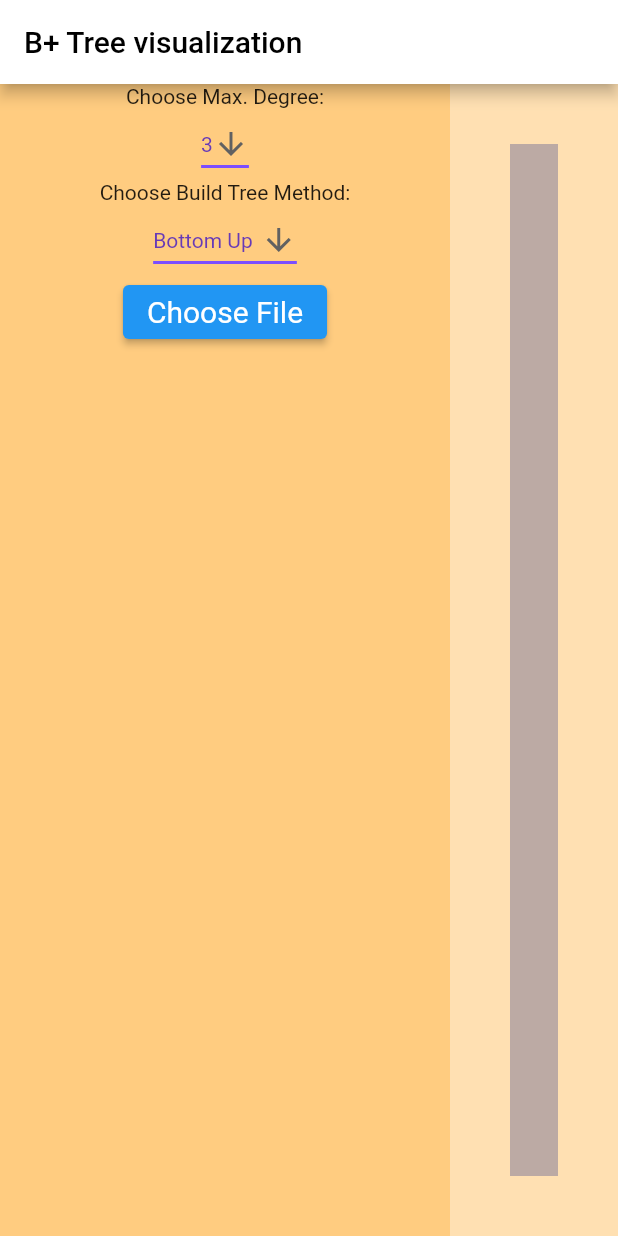
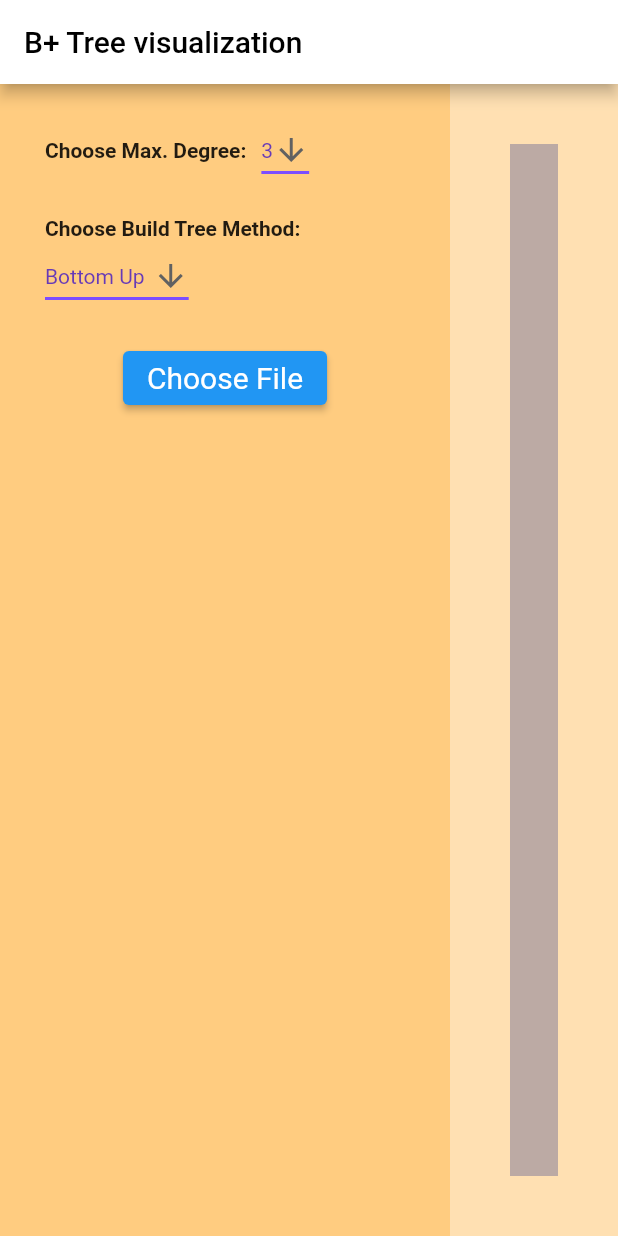
Before and after one commit to RDOGS-Friendz/b_tree, a Flutter app: the screen it shows after launch, on a phone screen of 412 x 824 dp. Run offline on Flutter 3.47's test engine with Material 2 defaults, Android fonts, the light colour scheme and no system bars; our stand-ins replace file_picker.

Commit message:
macos releas

```diff
--- a/lib/main.dart
+++ b/lib/main.dart
@@ -30,6 +30,7 @@ class MyApp extends StatefulWidget {
 }
 
 class _MyAppState extends State<MyApp> {
+  // Setting
   static const String _title = 'B+ Tree visualization';
 
   // states
@@ -40,9 +41,9 @@ class _MyAppState extends State<MyApp> {
 
   // private method
   void setBuildTreeType(BuildTreeTypeEnum? buildTreeTypeEnum) {
-    BuildBTree(values, choosedBuildTreeType);
+    buildBTree(values, buildTreeTypeEnum!);
     setState(() {
-      choosedBuildTreeType = buildTreeTypeEnum!;
+      choosedBuildTreeType = buildTreeTypeEnum;
     });
   }
 
@@ -60,7 +61,7 @@ class _MyAppState extends State<MyApp> {
           dataStr.split(" ").map<int>((e) => int.parse(e)).toList();
 
       // action of after choose file
-      BuildBTree(data, choosedBuildTreeType);
+      buildBTree(data, choosedBuildTreeType);
       setState(() {
         values = data;
       });
@@ -69,10 +70,21 @@ class _MyAppState extends State<MyApp> {
     }
   }
 
-  void BuildBTree(List<int> values, BuildTreeTypeEnum buildTreeType) {
+  void buildBTree(List<int> values, BuildTreeTypeEnum buildTreeType) {
+    if (values.isEmpty) {
+      this.bTree = null;
+      return;
+    }
     BTree bTree = BTree(maxDegree);
+    switch (buildTreeType) {
+      case BuildTreeTypeEnum.oneByOne:
         for (int v in values) {
           bTree.inSert(v);
+        }
+        break;
+      case BuildTreeTypeEnum.bottomUp:
+        bTree.bottomUp(values);
+        break;
     }
 
     setState(() {
@@ -106,8 +118,20 @@ class _MyAppState extends State<MyApp> {
                     color: Colors.orange[200],
                     child: Column(
                       children: [
-                        const Text("Choose Max. Degree:"),
-                        DropdownButton(
+                        Container(
+                            padding: const EdgeInsets.fromLTRB(30, 20, 20, 20),
+                            child: Row(
+                              children: [
+                                const Text(
+                                  "Choose Max. Degree:",
+                                  textAlign: TextAlign.center,
+                                  overflow: TextOverflow.ellipsis,
+                                  style: const TextStyle(
+                                      fontWeight: FontWeight.bold),
+                                ),
+                                Container(
+                                  padding: EdgeInsets.only(left: 10.0),
+                                  child: DropdownButton(
                                     value: maxDegree,
                                     items: [3, 4, 5, 6, 7]
                                         .map<DropdownMenuItem<int>>((e) =>
@@ -117,40 +141,71 @@ class _MyAppState extends State<MyApp> {
                                     onChanged: (int? e) {
                                       setState(() {
                                         maxDegree = e!;
-                              BuildBTree(values, choosedBuildTreeType);
+                                        buildBTree(
+                                            values, choosedBuildTreeType);
                                       });
                                     },
                                     icon: const Icon(Icons.arrow_downward),
                                     elevation: 16,
-                          style: const TextStyle(color: Colors.deepPurple),
+                                    style: const TextStyle(
+                                        color: Colors.deepPurple),
                                     underline: Container(
                                       height: 2,
                                       color: Colors.deepPurpleAccent,
                                     ),
                                   ),
-                        const Text("Choose Build Tree Method:"),
-                        DropdownButton(
+                                )
+                              ],
+                            )),
+                        Container(
+                          padding: const EdgeInsets.fromLTRB(30, 0, 0, 0),
+                          alignment: Alignment.topLeft,
+                          child: Column(
+                            children: [
+                              Container(
+                                alignment: Alignment.topLeft,
+                                child: const Text(
+                                  "Choose Build Tree Method:",
+                                  textAlign: TextAlign.left,
+                                  overflow: TextOverflow.ellipsis,
+                                  style: const TextStyle(
+                                      fontWeight: FontWeight.bold),
+                                ),
+                              ),
+                              Container(
+                                alignment: Alignment.topLeft,
+                                child: DropdownButton(
                                   value: choosedBuildTreeType,
                                   items: BuildTreeTypeEnum.values
-                              .map<DropdownMenuItem<BuildTreeTypeEnum>>((e) =>
-                                  DropdownMenuItem<BuildTreeTypeEnum>(
+                                      .map<DropdownMenuItem<BuildTreeTypeEnum>>(
+                                          (e) => DropdownMenuItem<
+                                                  BuildTreeTypeEnum>(
                                               value: e,
-                                      child: Text(buildTreeTypeString(e))))
+                                              child:
+                                                  Text(buildTreeTypeString(e))))
                                       .toList(),
                                   onChanged: setBuildTreeType,
                                   icon: const Icon(Icons.arrow_downward),
                                   elevation: 16,
-                          style: const TextStyle(color: Colors.deepPurple),
+                                  style:
+                                      const TextStyle(color: Colors.deepPurple),
                                   underline: Container(
                                     height: 2,
                                     color: Colors.deepPurpleAccent,
                                   ),
                                 ),
-                        ElevatedButton(
+                              ),
+                            ],
+                          ),
+                        ),
+                        Container(
+                          padding: const EdgeInsets.fromLTRB(0, 20, 0, 0),
+                          child: ElevatedButton(
                             style: ElevatedButton.styleFrom(
                                 textStyle: const TextStyle(fontSize: 20)),
                             onPressed: userChooseFile,
                             child: const Text('Choose File'),
+                          ),
                         ),
                       ],
                     ),
@@ -240,7 +295,7 @@ class BTreePainter extends CustomPainter {
   }
 
   @override
-  bool shouldRepaint(BTreePainter oldDelegate) => false;
+  bool shouldRepaint(BTreePainter oldDelegate) => true;
 
   Size drawBoxText(Box box, Canvas canvas, Size cSize) {
     final textSpan = TextSpan(
```
Also changed, not shown: lib/bTree.dart (+50 -1 lines). Lines whose indentation alone changed are shown as unchanged.
